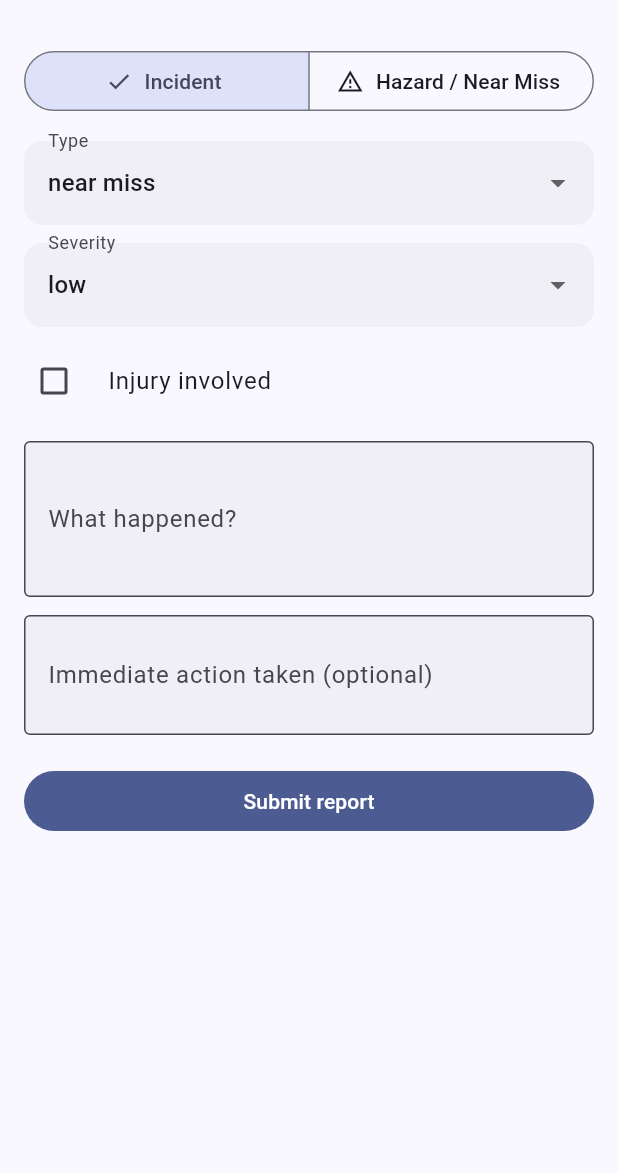
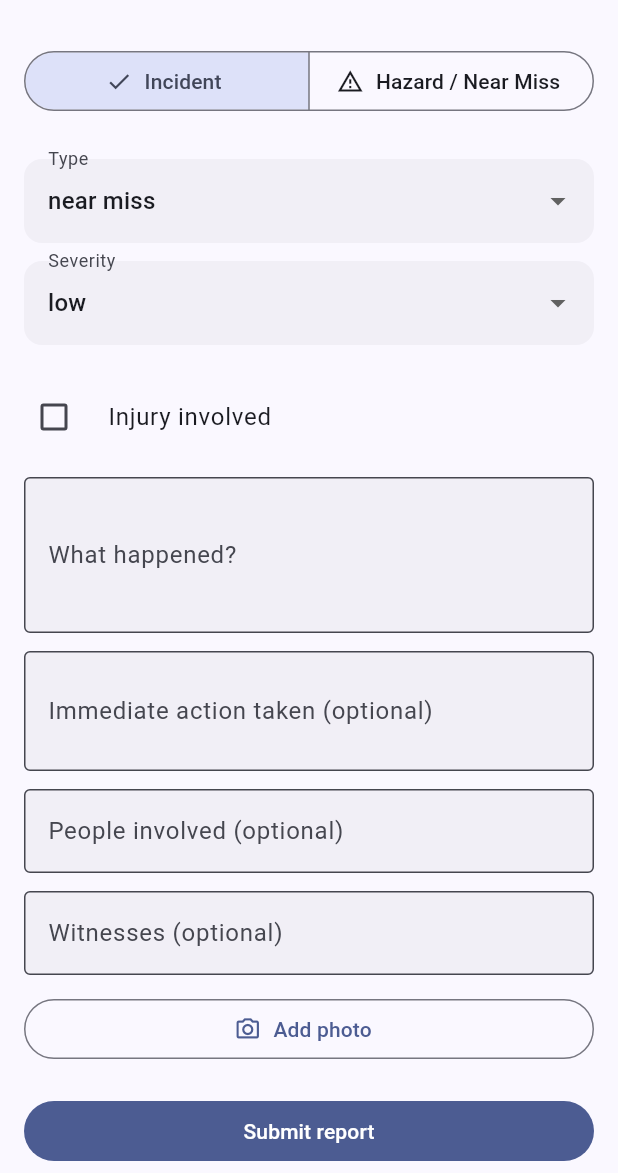
Before and after one commit to Maanicare/IFM, a Flutter app: the ReportSafetyIssueScreen screen opened by its route, after a tap on "Submit report", on a phone screen of 412 x 824 dp, the part 63-1236 px from its top. Run offline on Flutter 3.47's test engine with Material 3 defaults, Android fonts, the phone set to English and light mode, and no system bars; our stand-ins replace connectivity_plus, dio, drift, flutter_riverpod, flutter_secure_storage, geolocator and 7 more; missing offline and left inert: mobile_scanner, nfc_manager, record; accounts and stored records are empty; generated files the repository leaves out were written again.

Commit message:
Complete Screen 35, 36, and 48 gaps
Screen 48 (Vehicle Profile): add VIN, Battery, Tyres fields
(batteryStatus/tyreStatus are free-text condition notes - no
telematics integration exists in this app).

Screen 35 (Incident Report): add Location (space picker, not just
site), Asset link (picker), People involved, Witnesses (free text -
no employee directory), and Photo capture. "System creates
investigation workflow" is treated as satisfied by
investigationStatus defaulting to 'open' on creation.

Screen 36 (Hazard/Near Miss): add Location (space picker), Photo and
Voice capture via the same evidence-capture flow used elsewhere.

Schema bumped to v10.

```diff
--- a/frontline/assets/fixtures/vehicles.json
+++ b/frontline/assets/fixtures/vehicles.json
@@ -5,8 +5,11 @@
     "type": "utility_vehicle",
     "make": "Mahindra",
     "model": "Bolero Pickup",
+    "vin": "MA1NA2EL0K2A48210",
     "odometer": 48210.0,
     "fuelType": "diesel",
+    "batteryStatus": "Good",
+    "tyreStatus": "Rear left worn - replace within 2 weeks",
     "assignedDriverId": "usr-driver-001",
     "status": "active",
     "insuranceExpiry": "2027-03-31T00:00:00.000Z",
--- a/frontline/lib/core/db/app_database.dart
+++ b/frontline/lib/core/db/app_database.dart
@@ -121,7 +121,7 @@ class AppDatabase extends _$AppDatabase {
   // then fails with a Drift row-mapping error ("Null check operator
   // used on a null value"), not a clean "no such column" message.
   @override
-  int get schemaVersion => 8;
+  int get schemaVersion => 10;
 
   @override
   MigrationStrategy get migration => MigrationStrategy(
--- a/frontline/lib/core/db/tables/fleet_tables.dart
+++ b/frontline/lib/core/db/tables/fleet_tables.dart
@@ -10,8 +10,14 @@ class Vehicles extends Table {
   TextColumn get type => text()();
   TextColumn get make => text().nullable()();
   TextColumn get model => text().nullable()();
+  TextColumn get vin => text().nullable()();
   RealColumn get odometer => real().nullable()();
   TextColumn get fuelType => text().nullable()();
+  // Battery/Tyres: free-text condition notes (e.g. "72%", "Good",
+  // "Replace rear left") - no telematics/sensor integration exists in
+  // this app to report a precise battery charge or tyre-pressure value.
+  TextColumn get batteryStatus => text().nullable()();
+  TextColumn get tyreStatus => text().nullable()();
   TextColumn get assignedDriverId => text().nullable()();
   TextColumn get status => text()();
   DateTimeColumn get insuranceExpiry => dateTime().nullable()();
--- a/frontline/lib/core/db/tables/safety_tables.dart
+++ b/frontline/lib/core/db/tables/safety_tables.dart
@@ -19,6 +19,11 @@ class Incidents extends Table {
   TextColumn get assetId => text().nullable()();
   BoolColumn get injury => boolean().withDefault(const Constant(false))();
   TextColumn get immediateAction => text().nullable()();
+  // Free-text names, not links to CachedUsers rows - this app has no
+  // synced employee directory to pick specific people from (same
+  // reasoning as Request "Assign" and Shift Roster "Replace").
+  TextColumn get peopleInvolved => text().nullable()();
+  TextColumn get witnesses => text().nullable()();
   TextColumn get investigationStatus =>
       text().withDefault(const Constant('open'))();
   DateTimeColumn get createdAt => dateTime()();
--- a/frontline/lib/features/fleet/data/http_fleet_repository.dart
+++ b/frontline/lib/features/fleet/data/http_fleet_repository.dart
@@ -22,8 +22,11 @@ class HttpFleetRepository implements FleetRepository {
       type: v['type'] as String,
       make: Value(v['make'] as String?),
       model: Value(v['model'] as String?),
+      vin: Value(v['vin'] as String?),
       odometer: Value((v['odometer'] as num?)?.toDouble()),
       fuelType: Value(v['fuelType'] as String?),
+      batteryStatus: Value(v['batteryStatus'] as String?),
+      tyreStatus: Value(v['tyreStatus'] as String?),
       assignedDriverId: Value(driverId),
       status: v['status'] as String,
       insuranceExpiry: Value(
--- a/frontline/lib/features/fleet/data/mock_fleet_repository.dart
+++ b/frontline/lib/features/fleet/data/mock_fleet_repository.dart
@@ -22,8 +22,11 @@ class MockFleetRepository implements FleetRepository {
           type: v['type'] as String,
           make: Value(v['make'] as String?),
           model: Value(v['model'] as String?),
+          vin: Value(v['vin'] as String?),
           odometer: Value((v['odometer'] as num?)?.toDouble()),
           fuelType: Value(v['fuelType'] as String?),
+          batteryStatus: Value(v['batteryStatus'] as String?),
+          tyreStatus: Value(v['tyreStatus'] as String?),
           assignedDriverId: Value(v['assignedDriverId'] as String?),
           status: v['status'] as String,
           insuranceExpiry: Value(
--- a/frontline/lib/features/fleet/presentation/my_vehicle_screen.dart
+++ b/frontline/lib/features/fleet/presentation/my_vehicle_screen.dart
@@ -53,9 +53,12 @@ class _VehicleContent extends ConsumerWidget {
                   children: [
                     Text(vehicle.registration, style: Theme.of(context).textTheme.titleLarge),
                     Text('${vehicle.make ?? ''} ${vehicle.model ?? ''} · ${vehicle.type.replaceAll('_', ' ')}'),
+                    if (vehicle.vin != null) Text('VIN: ${vehicle.vin}'),
                     const SizedBox(height: 8),
                     Text('Odometer: ${vehicle.odometer?.toStringAsFixed(0) ?? '-'} km'),
                     Text('Status: ${vehicle.status}'),
+                    if (vehicle.batteryStatus != null) Text('Battery: ${vehicle.batteryStatus}'),
+                    if (vehicle.tyreStatus != null) Text('Tyres: ${vehicle.tyreStatus}'),
                     if (vehicle.insuranceExpiry != null)
                       Text('Insurance expiry: ${fmt.format(vehicle.insuranceExpiry!)}'),
                     if (vehicle.pucExpiry != null) Text('PUC expiry: ${fmt.format(vehicle.pucExpiry!)}'),
--- a/frontline/lib/features/safety/data/http_safety_repository.dart
+++ b/frontline/lib/features/safety/data/http_safety_repository.dart
@@ -28,6 +28,8 @@ class HttpSafetyRepository implements SafetyRepository {
       'asset_id': incident.assetId,
       'injury': incident.injury,
       'immediate_action': incident.immediateAction,
+      'people_involved': incident.peopleInvolved,
+      'witnesses': incident.witnesses,
     });
   }
 
--- a/frontline/lib/features/safety/presentation/report_safety_issue_screen.dart
+++ b/frontline/lib/features/safety/presentation/report_safety_issue_screen.dart
@@ -2,6 +2,10 @@ import 'package:flutter/material.dart';
 import 'package:flutter_riverpod/flutter_riverpod.dart';
 import 'package:go_router/go_router.dart';
 
+import '../../../core/db/app_database.dart';
+import '../../../core/media/evidence_capture.dart';
+import '../../../core/rbac/current_access_context_provider.dart';
+import '../../../core/util/id_generator.dart';
 import '../../location/presentation/current_site_provider.dart';
 import 'safety_report_controller.dart';
 
@@ -20,6 +24,8 @@ class _ReportSafetyIssueScreenState extends ConsumerState<ReportSafetyIssueScree
   bool _isHazard = false;
   final _descriptionController = TextEditingController();
   final _immediateActionController = TextEditingController();
+  final _peopleInvolvedController = TextEditingController();
+  final _witnessesController = TextEditingController();
   String _incidentType = 'near_miss';
   String _severity = 'low';
   String _hazardCategory = 'slip_trip_fall';
@@ -27,6 +33,10 @@ class _ReportSafetyIssueScreenState extends ConsumerState<ReportSafetyIssueScree
   int _riskConsequence = 2;
   bool _injury = false;
   bool _submitting = false;
+  String? _spaceId;
+  String? _assetId;
+  String? _photoPath;
+  String? _voiceNotePath;
 
   static const _incidentTypes = ['injury', 'property_damage', 'fire', 'electrical', 'chemical_spill', 'near_miss', 'other'];
   static const _severities = ['low', 'medium', 'high', 'critical'];
@@ -36,7 +46,39 @@ class _ReportSafetyIssueScreenState extends ConsumerState<ReportSafetyIssueScree
   void dispose() {
     _descriptionController.dispose();
     _immediateActionController.dispose();
+    _peopleInvolvedController.dispose();
+    _witnessesController.dispose();
     super.dispose();
+  }
+
+  Future<void> _capturePhoto() async {
+    final path = await EvidenceCapture.capturePhoto();
+    if (path != null) setState(() => _photoPath = path);
+  }
+
+  Future<void> _recordVoiceNote() async {
+    final path = await EvidenceCapture.captureVoiceNote(context);
+    if (path != null) setState(() => _voiceNotePath = path);
+  }
+
+  Future<void> _saveEvidence(String entityType, String entityId) async {
+    final db = ref.read(appDatabaseProvider);
+    final userId = ref.read(currentAccessContextProvider)?.userId;
+    if (userId == null) return;
+    Future<void> save(String path, String fileType) {
+      return db.attachmentDao.add(AttachmentsCompanion.insert(
+        id: IdGenerator.newId(),
+        entityType: entityType,
+        entityId: entityId,
+        fileType: fileType,
+        localPath: path,
+        uploadedBy: userId,
+        createdAt: DateTime.now(),
+      ));
+    }
+
+    if (_photoPath != null) await save(_photoPath!, 'photo');
+    if (_voiceNotePath != null) await save(_voiceNotePath!, 'voice');
   }
 
   Future<void> _submit() async {
@@ -53,24 +95,35 @@ class _ReportSafetyIssueScreenState extends ConsumerState<ReportSafetyIssueScree
     try {
       final controller = ref.read(safetyReportControllerProvider.notifier);
       if (_isHazard) {
-        await controller.submitHazard(
+        final hazardId = await controller.submitHazard(
           siteId: siteId,
+          spaceId: _spaceId,
           category: _hazardCategory,
           description: _descriptionController.text.trim(),
           riskProbability: _riskProbability,
           riskConsequence: _riskConsequence,
         );
+        await _saveEvidence('hazard', hazardId);
       } else {
-        await controller.submitIncident(
+        final incidentId = await controller.submitIncident(
           siteId: siteId,
+          spaceId: _spaceId,
           type: _incidentType,
           severity: _severity,
           description: _descriptionController.text.trim(),
+          assetId: _assetId,
           injury: _injury,
           immediateAction: _immediateActionController.text.trim().isEmpty
               ? null
               : _immediateActionController.text.trim(),
+          peopleInvolved: _peopleInvolvedController.text.trim().isEmpty
+              ? null
+              : _peopleInvolvedController.text.trim(),
+          witnesses: _witnessesController.text.trim().isEmpty
+              ? null
+              : _witnessesController.text.trim(),
         );
+        await _saveEvidence('incident', incidentId);
       }
       if (mounted) {
         ScaffoldMessenger.of(context).showSnackBar(
@@ -91,6 +144,7 @@ class _ReportSafetyIssueScreenState extends ConsumerState<ReportSafetyIssueScree
   @override
   Widget build(BuildContext context) {
     final riskScore = _riskProbability * _riskConsequence;
+    final siteId = ref.watch(currentSiteIdProvider).value;
 
     return Scaffold(
       appBar: AppBar(title: const Text('Report Safety Issue')),
@@ -107,6 +161,8 @@ class _ReportSafetyIssueScreenState extends ConsumerState<ReportSafetyIssueScree
               onSelectionChanged: (s) => setState(() => _isHazard = s.first),
             ),
             const SizedBox(height: 16),
+            if (siteId != null) _SpacePicker(siteId: siteId, value: _spaceId, onChanged: (v) => setState(() => _spaceId = v)),
+            const SizedBox(height: 12),
             if (!_isHazard) ...[
               DropdownButtonFormField<String>(
                 initialValue: _incidentType,
@@ -121,6 +177,8 @@ class _ReportSafetyIssueScreenState extends ConsumerState<ReportSafetyIssueScree
                 items: _severities.map((s) => DropdownMenuItem(value: s, child: Text(s))).toList(),
                 onChanged: (v) => setState(() => _severity = v ?? _severity),
               ),
+              const SizedBox(height: 12),
+              if (siteId != null) _AssetPicker(siteId: siteId, value: _assetId, onChanged: (v) => setState(() => _assetId = v)),
               const SizedBox(height: 8),
               CheckboxListTile(
                 contentPadding: EdgeInsets.zero,
@@ -170,7 +228,39 @@ class _ReportSafetyIssueScreenState extends ConsumerState<ReportSafetyIssueScree
                 maxLines: 2,
                 decoration: const InputDecoration(labelText: 'Immediate action taken (optional)', border: OutlineInputBorder()),
               ),
+              const SizedBox(height: 12),
+              TextField(
+                controller: _peopleInvolvedController,
+                decoration: const InputDecoration(labelText: 'People involved (optional)', border: OutlineInputBorder()),
+              ),
+              const SizedBox(height: 12),
+              TextField(
+                controller: _witnessesController,
+                decoration: const InputDecoration(labelText: 'Witnesses (optional)', border: OutlineInputBorder()),
+              ),
             ],
+            const SizedBox(height: 12),
+            Row(
+              children: [
+                Expanded(
+                  child: OutlinedButton.icon(
+                    onPressed: _capturePhoto,
+                    icon: Icon(_photoPath != null ? Icons.check_circle : Icons.camera_alt_outlined),
+                    label: Text(_photoPath != null ? 'Photo added' : 'Add photo'),
+                  ),
+                ),
+                if (_isHazard) ...[
+                  const SizedBox(width: 8),
+                  Expanded(
+                    child: OutlinedButton.icon(
+                      onPressed: _recordVoiceNote,
+                      icon: Icon(_voiceNotePath != null ? Icons.check_circle : Icons.mic_none),
+                      label: Text(_voiceNotePath != null ? 'Voice added' : 'Add voice'),
+                    ),
+                  ),
+                ],
+              ],
+            ),
             const SizedBox(height: 20),
             SizedBox(
               width: double.infinity,
@@ -187,3 +277,55 @@ class _ReportSafetyIssueScreenState extends ConsumerState<ReportSafetyIssueScree
     );
   }
 }
+
+/// Screens 35/36 "Location" - a specific space at the current site, not
+/// just the site itself.
+class _SpacePicker extends ConsumerWidget {
+  const _SpacePicker({required this.siteId, required this.value, required this.onChanged});
+  final String siteId;
+  final String? value;
+  final ValueChanged<String?> onChanged;
+
+  @override
+  Widget build(BuildContext context, WidgetRef ref) {
+    final spaces = ref.watch(_spacesProvider(siteId)).value ?? const [];
+    return DropdownButtonFormField<String>(
+      initialValue: value,
+      decoration: const InputDecoration(labelText: 'Location (optional)'),
+      items: [
+        for (final space in spaces) DropdownMenuItem(value: space.id, child: Text(space.name)),
+      ],
+      onChanged: onChanged,
+    );
+  }
+}
+
+/// Screen 35 "Asset" - optionally link the incident to a specific asset
+/// at the site.
+class _AssetPicker extends ConsumerWidget {
+  const _AssetPicker({required this.siteId, required this.value, required this.onChanged});
+  final String siteId;
+  final String? value;
+  final ValueChanged<String?> onChanged;
+
+  @override
+  Widget build(BuildContext context, WidgetRef ref) {
+    final assets = ref.watch(_assetsProvider(siteId)).value ?? const [];
+    return DropdownButtonFormField<String>(
+      initialValue: value,
+      decoration: const InputDecoration(labelText: 'Asset (optional)'),
+      items: [
+        for (final asset in assets) DropdownMenuItem(value: asset.id, child: Text(asset.name)),
+      ],
+      onChanged: onChanged,
+    );
+  }
+}
+
+final _spacesProvider = FutureProvider.family<List<Space>, String>((ref, siteId) {
+  return ref.watch(appDatabaseProvider).locationDao.searchSpacesAtSite(siteId, '');
+});
+
+final _assetsProvider = FutureProvider.family<List<Asset>, String>((ref, siteId) {
+  return ref.watch(appDatabaseProvider).assetDao.forSite(siteId);
+});
--- a/frontline/lib/features/safety/presentation/safety_report_controller.dart
+++ b/frontline/lib/features/safety/presentation/safety_report_controller.dart
@@ -29,6 +29,8 @@ class SafetyReportController extends _$SafetyReportController {
     String? assetId,
     bool injury = false,
     String? immediateAction,
+    String? peopleInvolved,
+    String? witnesses,
   }) async {
     final db = ref.read(appDatabaseProvider);
     final guard = ref.read(policyGuardProvider);
@@ -55,6 +57,8 @@ class SafetyReportController extends _$SafetyReportController {
         assetId: Value(assetId),
         injury: Value(injury),
         immediateAction: Value(immediateAction),
+        peopleInvolved: Value(peopleInvolved),
+        witnesses: Value(witnesses),
         createdAt: now,
       ));
       await db.outboxDao.enqueue(
```
Also changed, not shown: frontline/lib/features/safety/presentation/safety_report_controller.g.dart, 2 other files.
